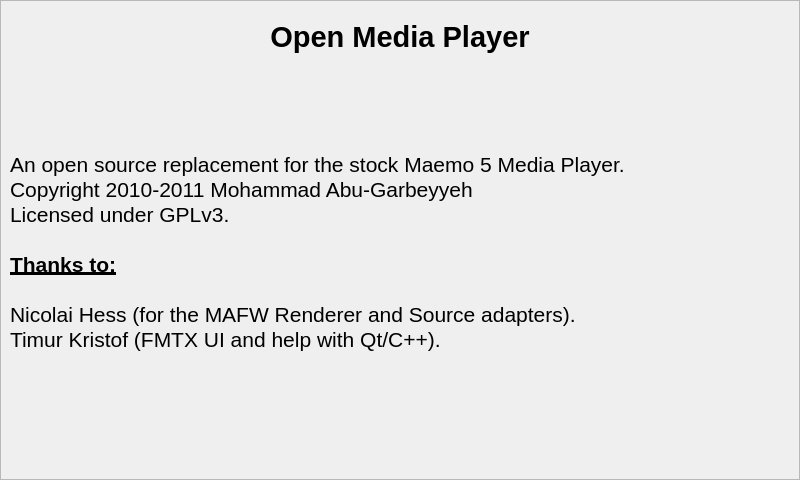
Above: aboutwindow.ui from gidzzz/openmediaplayer before the change. Below: the same form after it.
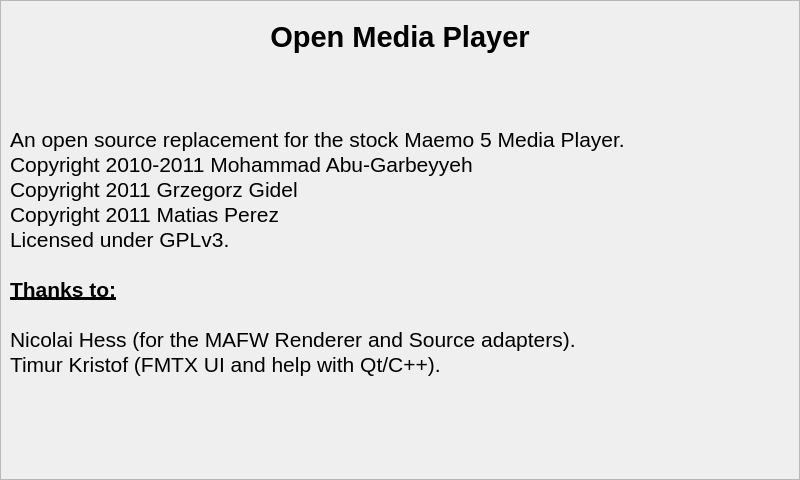
That is the form after the change.

```diff
--- a/aboutwindow.ui
+++ b/aboutwindow.ui
@@ -85,6 +85,8 @@
 &lt;/style&gt;&lt;/head&gt;&lt;body style=&quot; font-family:'Ubuntu'; font-size:11pt; font-weight:400; font-style:normal;&quot;&gt;
 &lt;p style=&quot; margin-top:0px; margin-bottom:0px; margin-left:0px; margin-right:0px; -qt-block-indent:0; text-indent:0px;&quot;&gt;&lt;span style=&quot; font-size:16pt;&quot;&gt;An open source replacement for the stock Maemo 5 Media Player.&lt;/span&gt;&lt;/p&gt;
 &lt;p style=&quot; margin-top:0px; margin-bottom:0px; margin-left:0px; margin-right:0px; -qt-block-indent:0; text-indent:0px;&quot;&gt;&lt;span style=&quot; font-size:16pt;&quot;&gt;Copyright 2010-2011 Mohammad Abu-Garbeyyeh&lt;/span&gt;&lt;/p&gt;
+&lt;p style=&quot; margin-top:0px; margin-bottom:0px; margin-left:0px; margin-right:0px; -qt-block-indent:0; text-indent:0px;&quot;&gt;&lt;span style=&quot; font-size:16pt;&quot;&gt;Copyright 2011 Grzegorz Gidel&lt;/span&gt;&lt;/p&gt;
+&lt;p style=&quot; margin-top:0px; margin-bottom:0px; margin-left:0px; margin-right:0px; -qt-block-indent:0; text-indent:0px;&quot;&gt;&lt;span style=&quot; font-size:16pt;&quot;&gt;Copyright 2011 Matias Perez&lt;/span&gt;&lt;/p&gt;
 &lt;p style=&quot; margin-top:0px; margin-bottom:0px; margin-left:0px; margin-right:0px; -qt-block-indent:0; text-indent:0px;&quot;&gt;&lt;span style=&quot; font-size:16pt;&quot;&gt;Licensed under GPLv3.&lt;/span&gt;&lt;/p&gt;
 &lt;p style=&quot;-qt-paragraph-type:empty; margin-top:0px; margin-bottom:0px; margin-left:0px; margin-right:0px; -qt-block-indent:0; text-indent:0px; font-size:16pt;&quot;&gt;&lt;/p&gt;
 &lt;p style=&quot; margin-top:0px; margin-bottom:0px; margin-left:0px; margin-right:0px; -qt-block-indent:0; text-indent:0px;&quot;&gt;&lt;span style=&quot; font-size:16pt; font-weight:600; text-decoration: underline;&quot;&gt;Thanks to:&lt;/span&gt;&lt;/p&gt;
```
